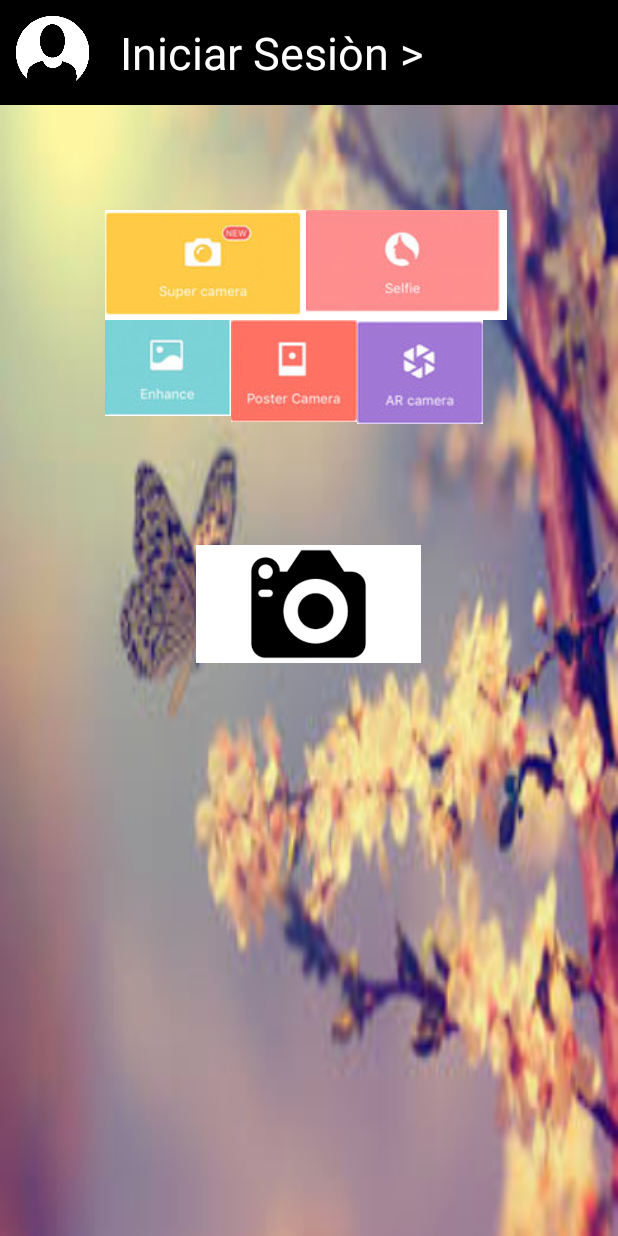
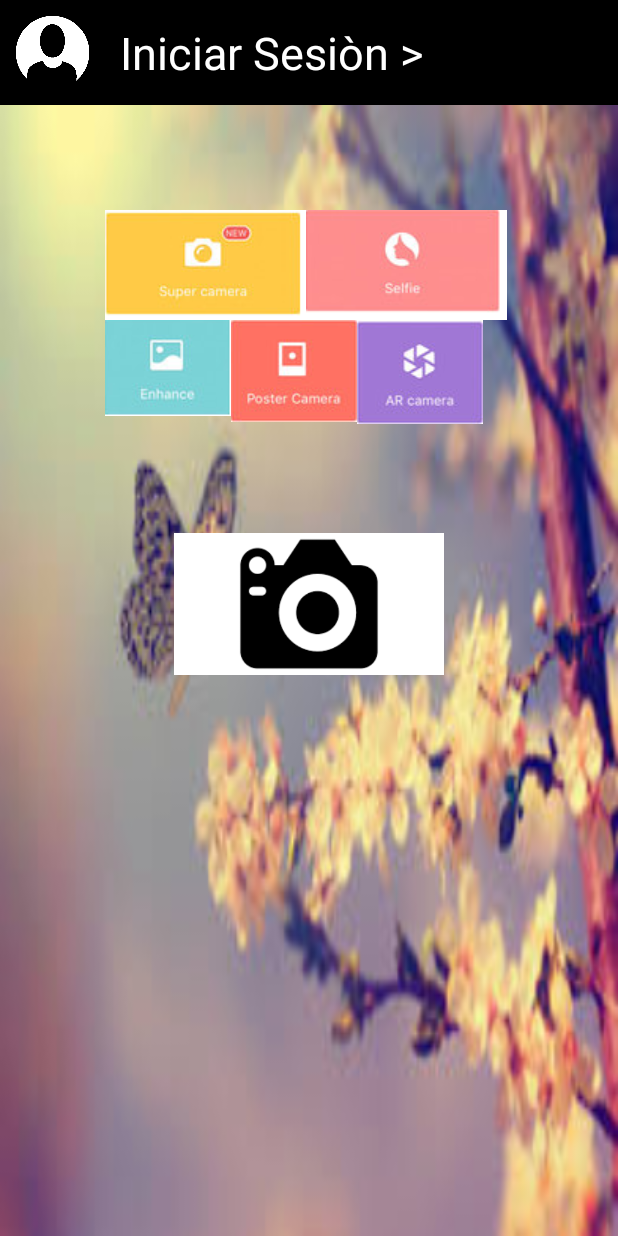
Before and after one commit to jhasminvane/StudyJam_Tarea_1, an Android app: the screen it shows after launch (MainActivity), on a phone screen of 412 x 824 dp. Run offline under Robolectric (Android 15) with nearby library versions, the phone set to English and light mode, and no system bars.

Commit message:
cambio de temñano de imagen a 180 dp

```diff
--- a/app/src/main/res/layout/activity_main.xml
+++ b/app/src/main/res/layout/activity_main.xml
@@ -88,7 +88,7 @@
 
             </LinearLayout>
             <ImageView
-                android:layout_width="150dp"
+                android:layout_width="180dp"
                 android:layout_height="100dp"
                 android:src="@drawable/cam"
                 android:layout_gravity="center_horizontal"
```
